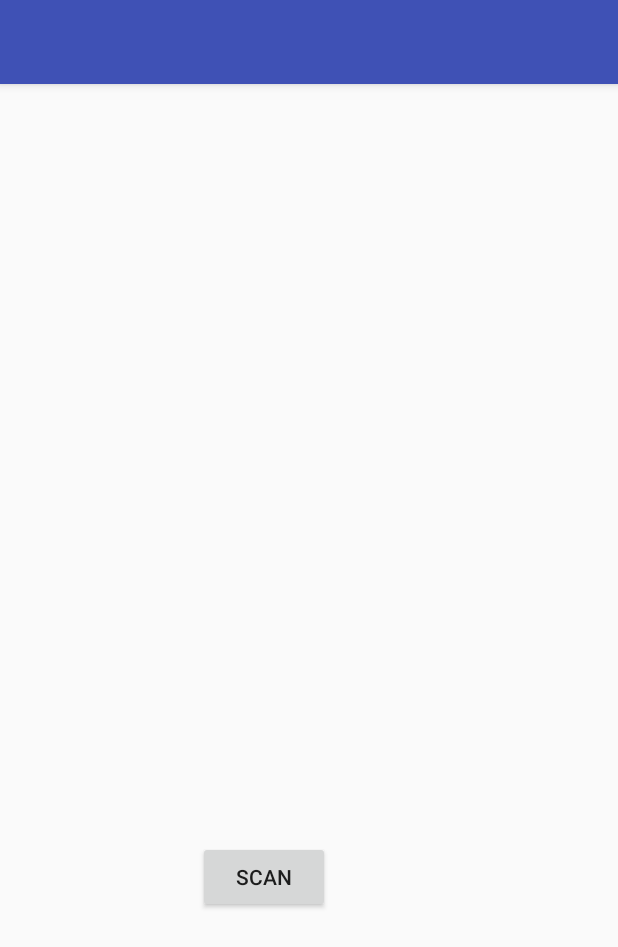
After one commit to wardah9/Project_CarPoolingApplication, an Android app: the layout activity_barcode_scanner2.xml on its own in the app's theme, with its tools: preview values and no code run, on a phone screen of 412 x 824 dp. The commit adds this screen. Shown: the top 947 px of the screen. Run offline under Robolectric (Android 15) with nearby library versions, the phone set to English and light mode, and no system bars.

Commit message:
barcode scanner added

```diff
--- a/app/build.gradle
+++ b/app/build.gradle
@@ -36,6 +36,8 @@ dependencies {
     compile 'com.google.android.gms:play-services-location:10.0.1'
     compile 'com.google.android.gms:play-services-places:10.0.1'
     compile 'com.github.quentin7b:android-location-tracker:3.2'
+    compile 'com.journeyapps:zxing-android-embedded:3.5.0'
+    compile 'com.android.support:design:25.3.1'
     testCompile 'junit:junit:4.12'
 }
 
@@ -47,4 +49,6 @@ dependencies {
 
 
 
+
+
 apply plugin: 'com.google.gms.google-services'
--- /dev/null
+++ b/app/src/main/res/layout/activity_barcode_scanner2.xml
@@ -0,0 +1,25 @@
+<?xml version="1.0" encoding="utf-8"?>
+<android.support.design.widget.CoordinatorLayout xmlns:android="http://schemas.android.com/apk/res/android"
+    xmlns:app="http://schemas.android.com/apk/res-auto"
+    xmlns:tools="http://schemas.android.com/tools"
+    android:layout_width="match_parent"
+    android:layout_height="match_parent"
+    tools:context="carpoolingapplication.carpooling.com.BarcodeScanner">
+
+    <android.support.design.widget.AppBarLayout
+        android:layout_width="match_parent"
+        android:layout_height="wrap_content"
+        android:theme="@style/AppTheme.AppBarOverlay">
+
+        <android.support.v7.widget.Toolbar
+            android:id="@+id/toolbar"
+            android:layout_width="match_parent"
+            android:layout_height="?attr/actionBarSize"
+            android:background="?attr/colorPrimary"
+            app:popupTheme="@style/AppTheme.PopupOverlay" />
+
+    </android.support.design.widget.AppBarLayout>
+
+    <include layout="@layout/content_barcode_scanner2" />
+
+</android.support.design.widget.CoordinatorLayout>
--- /dev/null
+++ b/app/src/main/res/layout/content_barcode_scanner2.xml
@@ -0,0 +1,33 @@
+<?xml version="1.0" encoding="utf-8"?>
+<android.support.constraint.ConstraintLayout xmlns:android="http://schemas.android.com/apk/res/android"
+    xmlns:app="http://schemas.android.com/apk/res-auto"
+    xmlns:tools="http://schemas.android.com/tools"
+    android:layout_width="match_parent"
+    android:layout_height="match_parent"
+    app:layout_behavior="@string/appbar_scrolling_view_behavior"
+    tools:context="carpoolingapplication.carpooling.com.BarcodeScanner"
+    tools:showIn="@layout/activity_barcode_scanner2">
+
+    <Button
+        android:id="@+id/btn_scanbarcode"
+        android:layout_width="wrap_content"
+        android:layout_height="wrap_content"
+        android:text="Scan"
+        tools:layout_constraintBottom_creator="1"
+        android:layout_marginStart="132dp"
+        app:layout_constraintBottom_toBottomOf="parent"
+        tools:layout_constraintLeft_creator="1"
+        android:layout_marginBottom="215dp"
+        app:layout_constraintLeft_toLeftOf="parent" />
+
+    <TextView
+        android:id="@+id/txtview_barcoder_result"
+        android:layout_width="wrap_content"
+        android:layout_height="wrap_content"
+        tools:layout_constraintBottom_creator="1"
+        app:layout_constraintBottom_toTopOf="@+id/btn_scanbarcode"
+        android:layout_marginStart="10dp"
+        tools:layout_constraintLeft_creator="1"
+        android:layout_marginBottom="53dp"
+        app:layout_constraintLeft_toLeftOf="@+id/btn_scanbarcode" />
+</android.support.constraint.ConstraintLayout>
--- /dev/null
+++ b/app/src/main/res/values/dimens.xml
@@ -0,0 +1,3 @@
+<resources>
+    <dimen name="fab_margin">16dp</dimen>
+</resources>
--- a/app/src/main/res/values/strings.xml
+++ b/app/src/main/res/values/strings.xml
@@ -7,4 +7,5 @@
     <string name="drawer_close">Close</string>
     <string name="title_activity_maps">Map</string>
     <string name="title_activity_maps2">Map2</string>
+    <string name="title_activity_barcode_scanner">BarcodeScannerActivity</string>
 </resources>
--- a/app/src/main/res/values/styles.xml
+++ b/app/src/main/res/values/styles.xml
@@ -8,4 +8,8 @@
         <item name="colorAccent">@color/colorAccent</item>
     </style>
 
+    <style name="AppTheme.AppBarOverlay" parent="ThemeOverlay.AppCompat.Dark.ActionBar" />
+
+    <style name="AppTheme.PopupOverlay" parent="ThemeOverlay.AppCompat.Light" />
+
 </resources>
```
Also changed, not shown: app/src/main/AndroidManifest.xml (+16 -4 lines), app/src/main/java/carpoolingapplication/carpooling/com/BarcodeScanner.java (added, +53 -0 lines).
